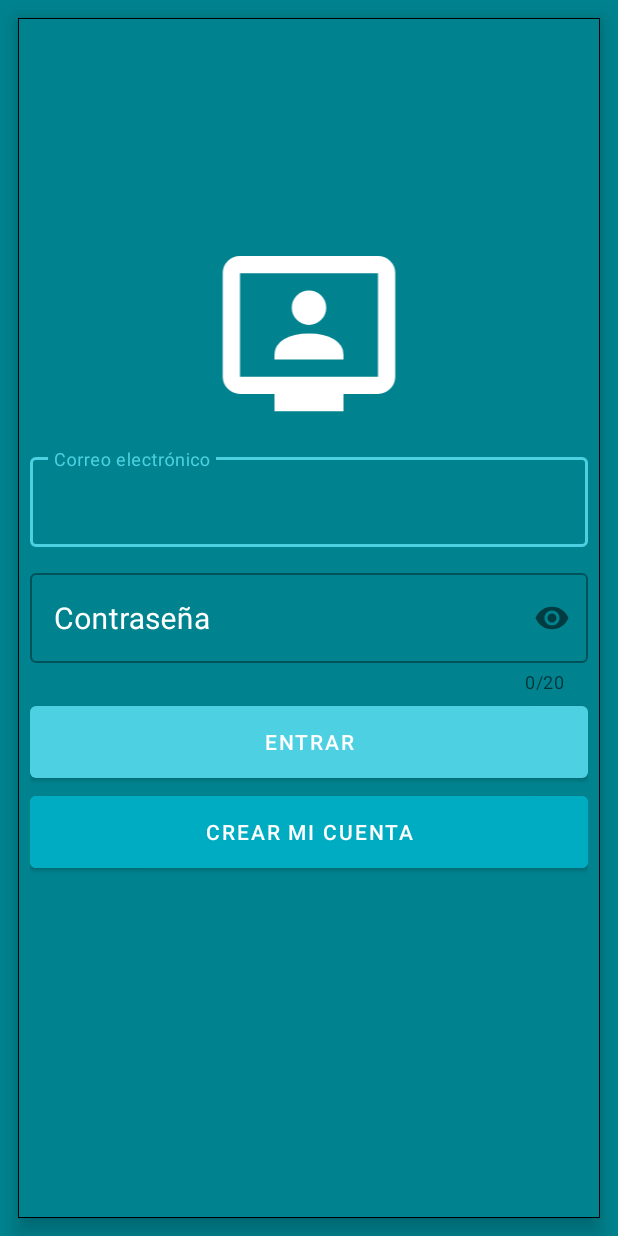
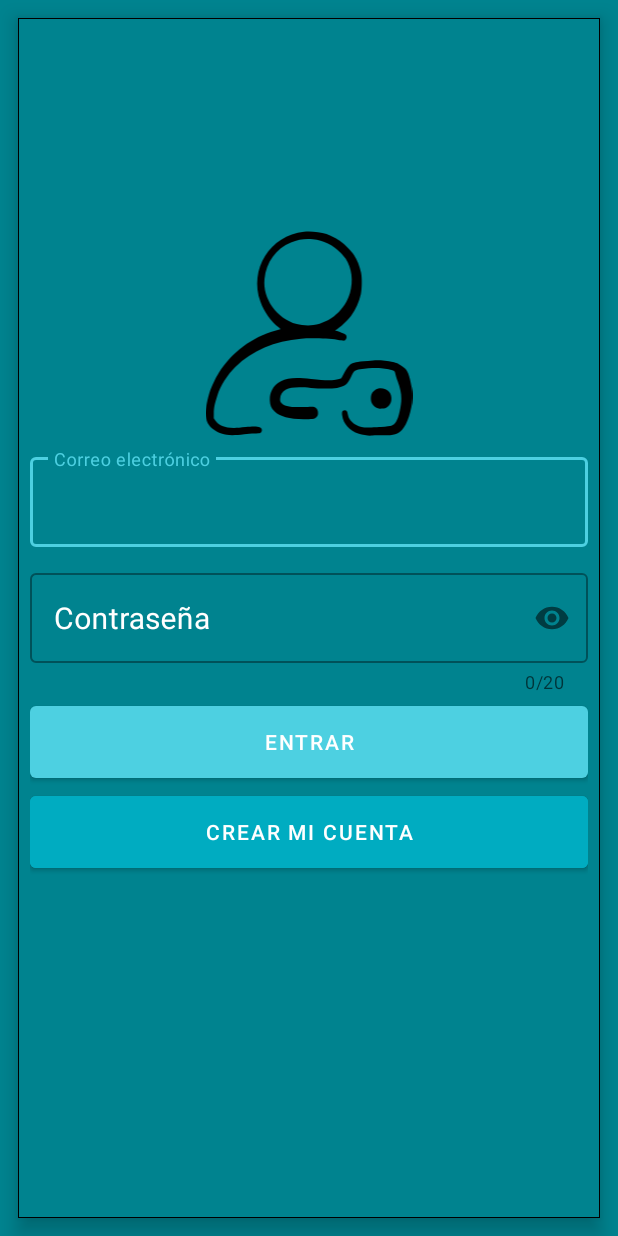
Before and after one commit to jorgeMartinezNajera/BicicleLlantas, an Android app: the screen it shows after launch (LoginActivity), on a phone screen of 412 x 824 dp. Run offline under Robolectric (Android 15) with nearby library versions, the light colour scheme and no system bars.

Commit message:
Tu mensaje de commit

```diff
--- /dev/null
+++ b/app/src/main/res/drawable/ic_user_login.xml
@@ -0,0 +1,18 @@
+<vector xmlns:android="http://schemas.android.com/apk/res/android"
+    android:width="512dp"
+    android:height="512dp"
+    android:viewportWidth="512"
+    android:viewportHeight="512">
+  <path
+      android:pathData="M243.7,4.1c-84.4,9.3 -136.2,92.5 -107.7,173.4 8.4,23.9 25.9,48.6 44.8,63.3 3.3,2.6 4.8,4.4 4,4.6 -0.7,0.3 -6.5,1.9 -12.8,3.6 -56.1,15.2 -107.6,53.7 -139,104 -7,11.1 -18,34.1 -21.8,45.5 -5.7,16.8 -11.2,43.9 -11.2,55 0,8.3 2.4,18.6 5.7,24.6 5.8,10.7 19.3,20.9 33.5,25.4 15.5,4.9 28.3,5.3 56.8,1.9 6.9,-0.8 18.1,-1.6 25,-1.8 6.9,-0.2 13.5,-0.8 14.6,-1.4 1.2,-0.6 2.7,-2.6 3.4,-4.3 1.7,-4.1 0,-7.6 -5,-10.1 -4.4,-2.3 -18.8,-2.4 -35,-0.4 -42,5.3 -63.1,0.7 -74.7,-16.1l-3.8,-5.5 0.1,-12.7c0,-12.9 2,-22.7 8.6,-43.1 8.1,-25.1 24.3,-50.8 45.2,-71.5 40.1,-39.8 97.2,-64.3 162,-69.5 25.1,-2 67.8,-0.7 89.1,2.6 18.7,2.9 18.1,2.9 20.9,0.1 3.4,-3.4 3.6,-9.4 0.4,-12.4 -2.1,-1.9 -17.4,-8.2 -24,-9.8 -2.6,-0.7 -2.3,-0.9 4.9,-5.8 10.1,-6.7 25.4,-21.6 32.6,-31.5 11.5,-15.9 19.5,-33.9 23.9,-53.2 3,-13.9 3.3,-40.7 0.5,-54 -3.6,-16.7 -9.5,-31.2 -17.9,-44 -5.7,-8.7 -20.4,-23.8 -30.8,-31.6 -8.9,-6.7 -26.1,-15.8 -36.6,-19.3 -16.2,-5.4 -39,-7.8 -55.7,-6zM265.5,23c26.6,3.1 49.8,14.2 68.6,33 4.7,4.7 10.3,11.2 12.4,14.5 15.5,23.8 19.5,55.4 10.9,85.3 -12,41.4 -48.1,73.1 -90.3,79.3 -12.4,1.8 -30.4,0.7 -41.6,-2.5 -49.7,-14.4 -84.5,-63.2 -79.5,-111.7 4.2,-41.3 28.9,-75.3 65.4,-90 18.9,-7.6 35.5,-10 54.1,-7.9z"
+      android:fillColor="#000000"
+      android:strokeColor="#00000000"/>
+  <path
+      android:pathData="M414.5,322.6c-38.1,3 -44.8,4 -52.2,7.7 -7,3.6 -11.8,9.4 -19.6,24l-6.7,12.6 -5.3,1.5c-15.4,4.4 -31.4,4.5 -69.2,0.1 -38.5,-4.4 -57.5,-3 -75,5.4 -10.5,5.1 -17.3,11.8 -22,21.6 -4.5,9.3 -5.8,15.6 -5.3,26.8 0.4,11.4 3.3,17.9 11.3,26 14.3,14.3 40.1,20.5 80.8,19.5 13.9,-0.3 16.7,-0.6 19.6,-2.3 5.4,-3.2 7.5,-6.8 7.5,-12.8 0,-6.3 -2.3,-11.1 -6.7,-13.8 -3,-1.9 -4.2,-2 -18.1,-1.4 -42.7,1.9 -59,-0.7 -66.4,-10.3 -2.2,-2.9 -2.7,-4.5 -2.6,-9.1 0.2,-10.9 5.1,-18.9 14.7,-23.8 11,-5.5 30.6,-6.7 61.7,-3.7 20.6,2 52.4,2 64.2,-0.1 20.2,-3.5 25.4,-7.5 34.4,-26.1 7.9,-16.6 9.1,-17.6 22.9,-19.8 19.5,-3.1 38.5,-4.1 52.3,-2.8 12.5,1.2 26,4 31,6.4 2,1.1 2.8,2.5 3.8,7.3 0.6,3.3 3.3,11.8 5.8,18.8 10.5,29 11.5,45.2 4.7,75.3 -4.8,21.3 -10.6,31.2 -20.3,34.7 -2.9,1.1 -11.4,2 -26.3,2.8 -12.1,0.6 -25.8,1.3 -30.4,1.6 -20.4,1.1 -40.4,-8.6 -47.9,-23.3 -1.1,-2.1 -2.5,-6.6 -3.2,-9.9 -1.4,-7.2 -3.3,-9.5 -7.4,-9.5 -6.2,-0 -7.8,3.2 -6.6,12.3 3.1,21.7 17.6,37.8 41.3,45.7 9.3,3.2 26.2,5.5 31.6,4.5 2,-0.4 12.9,-0.7 24.2,-0.6 30.8,0.3 40.6,-2.4 51.3,-14 12.9,-13.9 24.1,-48.2 25.3,-77.4 0.4,-11 0.1,-15.4 -2,-28.5 -5,-30 -10.7,-43.9 -20.1,-48.7 -1.7,-0.9 -4.9,-3 -7.1,-4.8 -5.8,-4.7 -8.9,-6.1 -19.5,-8.3 -14.2,-3.1 -34.9,-4.6 -48.5,-3.6z"
+      android:fillColor="#000000"
+      android:strokeColor="#00000000"/>
+  <path
+      android:pathData="M427.7,392c-7.8,2 -14.3,7.3 -17.1,14.2 -1.9,4.4 -2.1,13.5 -0.4,19 1.7,5.7 7.8,12.1 14,14.8 4.3,1.8 6.5,2.2 12.3,1.8 8,-0.5 11.9,-2.3 16.9,-7.4 8.2,-8.5 8.8,-23.9 1.2,-33.8 -5,-6.6 -18.1,-10.7 -26.9,-8.6z"
+      android:fillColor="#000000"
+      android:strokeColor="#00000000"/>
+</vector>
--- a/app/src/main/res/layout/activity_login.xml
+++ b/app/src/main/res/layout/activity_login.xml
@@ -27,7 +27,7 @@
                 android:layout_width="match_parent"
                 android:layout_height="138dp"
                 android:layout_marginTop="200px"
-                app:srcCompat="@drawable/tv_signin_fill0_wght400_grad0_opsz24" />
+                app:srcCompat="@drawable/ic_user_login" />
 
             <!--correo-->
             <com.google.android.material.textfield.TextInputLayout
```
